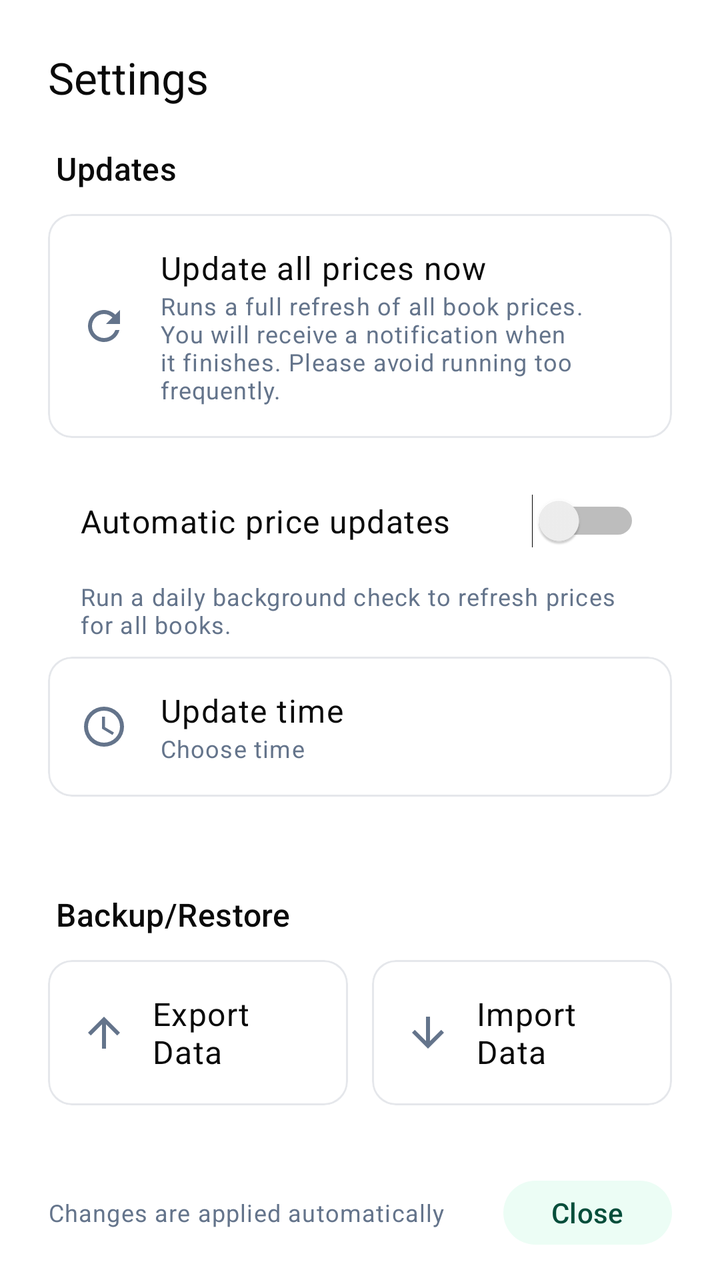
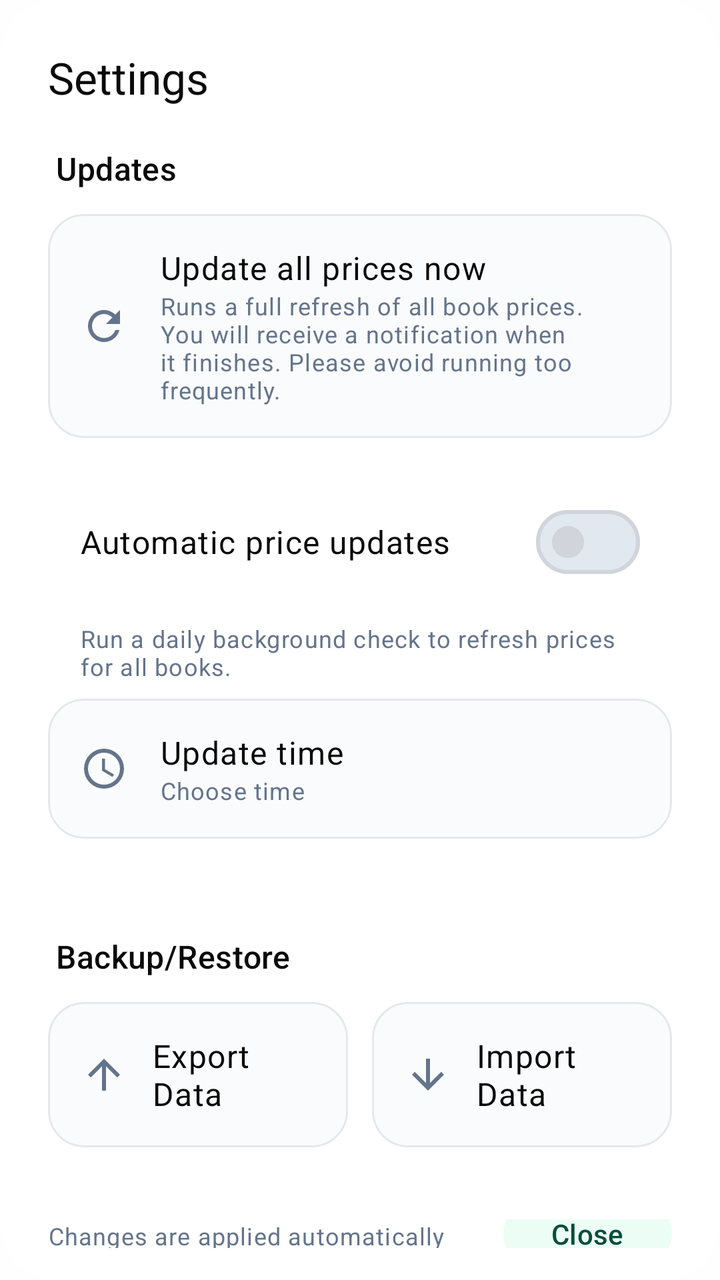

Compare the two renders of this Android layout. The source of the first and the diff that turns it into the second are given below.
<!-- AndroidManifest.xml: application theme Theme.BooksIDontNeed -->
<!-- res/layout/dialog_settings.xml -->
<?xml version="1.0" encoding="utf-8"?>
<LinearLayout xmlns:android="http://schemas.android.com/apk/res/android"
    xmlns:app="http://schemas.android.com/apk/res-auto"
    android:layout_width="match_parent"
    android:layout_height="wrap_content"
    android:orientation="vertical"
    android:paddingStart="24dp"
    android:paddingEnd="24dp"
    android:paddingTop="24dp"
    android:paddingBottom="16dp"
    android:background="?attr/colorSurface">

    
    <TextView
        android:id="@+id/dialogTitle"
        android:layout_width="match_parent"
        android:layout_height="wrap_content"
        android:text="Settings"
        android:textAppearance="@style/TextAppearance.Material3.TitleLarge"
        android:textColor="?attr/colorOnSurface"
        android:layout_marginBottom="20dp" />

    
    <TextView
        android:layout_width="match_parent"
        android:layout_height="wrap_content"
        android:text="Updates"
        android:textAppearance="@style/TextAppearance.Material3.TitleMedium"
        android:textColor="?attr/colorOnSurface"
        android:layout_marginBottom="12dp"
        android:paddingStart="4dp" />

    
    <com.google.android.material.card.MaterialCardView
        android:id="@+id/updateAllNowCard"
        android:layout_width="match_parent"
        android:layout_height="wrap_content"
        android:layout_marginBottom="12dp"
        style="@style/Widget.Material3.CardView.Outlined"
        android:clickable="true"
        android:focusable="true"
        android:foreground="?attr/selectableItemBackground">

        <LinearLayout
            android:layout_width="match_parent"
            android:layout_height="wrap_content"
            android:orientation="horizontal"
            android:padding="16dp"
            android:gravity="center_vertical">

            <ImageView
                android:layout_width="24dp"
                android:layout_height="24dp"
                android:src="@drawable/ic_refresh"
                app:tint="?attr/colorOnSurfaceVariant"
                android:layout_marginEnd="16dp" />

            <LinearLayout
                android:layout_width="0dp"
                android:layout_height="wrap_content"
                android:layout_weight="1"
                android:orientation="vertical">
                <TextView
                    android:layout_width="wrap_content"
                    android:layout_height="wrap_content"
                    android:text="@string/update_all_now"
                    android:textAppearance="@style/TextAppearance.Material3.BodyLarge"
                    android:textColor="?attr/colorOnSurface" />
                <TextView
                    android:layout_width="wrap_content"
                    android:layout_height="wrap_content"
                    android:text="@string/update_all_now_desc"
                    android:textAppearance="@style/TextAppearance.Material3.BodySmall"
                    android:textColor="?attr/colorOnSurfaceVariant" />
            </LinearLayout>
        </LinearLayout>
    </com.google.android.material.card.MaterialCardView>

    
    <LinearLayout
        android:layout_width="match_parent"
        android:layout_height="wrap_content"
        android:orientation="horizontal"
        android:gravity="center_vertical"
        android:padding="16dp">

        <TextView
            android:layout_width="0dp"
            android:layout_height="wrap_content"
            android:layout_weight="1"
            android:text="@string/auto_update_title"
            android:textAppearance="@style/TextAppearance.Material3.BodyLarge"
            android:textColor="?attr/colorOnSurface" />

        <Switch
            android:id="@+id/autoUpdateSwitch"
            android:layout_width="wrap_content"
            android:layout_height="wrap_content" />
    </LinearLayout>

    <TextView
        android:layout_width="match_parent"
        android:layout_height="wrap_content"
        android:text="@string/auto_update_description"
        android:textAppearance="@style/TextAppearance.Material3.BodySmall"
        android:textColor="?attr/colorOnSurfaceVariant"
        android:paddingStart="16dp"
        android:paddingEnd="16dp"
        android:layout_marginBottom="8dp" />

    
    <com.google.android.material.card.MaterialCardView
        android:id="@+id/updateTimeCard"
        android:layout_width="match_parent"
        android:layout_height="wrap_content"
        android:layout_marginBottom="24dp"
        style="@style/Widget.Material3.CardView.Outlined"
        android:clickable="true"
        android:focusable="true"
        android:foreground="?attr/selectableItemBackground">

        <LinearLayout
            android:layout_width="match_parent"
            android:layout_height="wrap_content"
            android:orientation="horizontal"
            android:padding="16dp"
            android:gravity="center_vertical">

            <ImageView
                android:layout_width="24dp"
                android:layout_height="24dp"
                android:src="@drawable/ic_clock"
                app:tint="?attr/colorOnSurfaceVariant"
                android:layout_marginEnd="16dp" />

            <LinearLayout
                android:layout_width="0dp"
                android:layout_height="wrap_content"
                android:layout_weight="1"
                android:orientation="vertical">
                <TextView
                    android:layout_width="wrap_content"
                    android:layout_height="wrap_content"
                    android:text="@string/update_time"
                    android:textAppearance="@style/TextAppearance.Material3.BodyLarge"
                    android:textColor="?attr/colorOnSurface" />
                <TextView
                    android:id="@+id/updateTimeText"
                    android:layout_width="wrap_content"
                    android:layout_height="wrap_content"
                    android:text="@string/choose_time"
                    android:textAppearance="@style/TextAppearance.Material3.BodySmall"
                    android:textColor="?attr/colorOnSurfaceVariant" />
            </LinearLayout>
        </LinearLayout>
    </com.google.android.material.card.MaterialCardView>

    
    <TextView
        android:layout_width="match_parent"
        android:layout_height="wrap_content"
        android:text="Backup/Restore"
        android:textAppearance="@style/TextAppearance.Material3.TitleMedium"
        android:textColor="?attr/colorOnSurface"
        android:layout_marginTop="24dp"
        android:layout_marginBottom="12dp"
        android:paddingStart="4dp" />

    
    <LinearLayout
        android:layout_width="match_parent"
        android:layout_height="wrap_content"
        android:orientation="horizontal"
        android:layout_marginBottom="24dp">

        
        <com.google.android.material.card.MaterialCardView
            android:id="@+id/exportCard"
            android:layout_width="0dp"
            android:layout_height="wrap_content"
            android:layout_weight="1"
            android:layout_marginEnd="6dp"
            style="@style/Widget.Material3.CardView.Outlined"
            android:clickable="true"
            android:focusable="true"
            android:foreground="?attr/selectableItemBackground">

            <LinearLayout
                android:layout_width="match_parent"
                android:layout_height="wrap_content"
                android:orientation="horizontal"
                android:padding="16dp"
                android:gravity="center_vertical">

                <ImageView
                    android:layout_width="24dp"
                    android:layout_height="24dp"
                    android:src="@drawable/ic_upload"
                    app:tint="?attr/colorOnSurfaceVariant"
                    android:layout_marginEnd="12dp" />

                <TextView
                    android:layout_width="wrap_content"
                    android:layout_height="wrap_content"
                    android:text="Export Data"
                    android:textAppearance="@style/TextAppearance.Material3.BodyLarge"
                    android:textColor="?attr/colorOnSurface" />

            </LinearLayout>

        </com.google.android.material.card.MaterialCardView>

        
        <com.google.android.material.card.MaterialCardView
            android:id="@+id/importCard"
            android:layout_width="0dp"
            android:layout_height="wrap_content"
            android:layout_weight="1"
            android:layout_marginStart="6dp"
            style="@style/Widget.Material3.CardView.Outlined"
            android:clickable="true"
            android:focusable="true"
            android:foreground="?attr/selectableItemBackground">

            <LinearLayout
                android:layout_width="match_parent"
                android:layout_height="wrap_content"
                android:orientation="horizontal"
                android:padding="16dp"
                android:gravity="center_vertical">

                <ImageView
                    android:layout_width="24dp"
                    android:layout_height="24dp"
                    android:src="@drawable/ic_download"
                    app:tint="?attr/colorOnSurfaceVariant"
                    android:layout_marginEnd="12dp" />

                <TextView
                    android:layout_width="wrap_content"
                    android:layout_height="wrap_content"
                    android:text="Import Data"
                    android:textAppearance="@style/TextAppearance.Material3.BodyLarge"
                    android:textColor="?attr/colorOnSurface" />

            </LinearLayout>

        </com.google.android.material.card.MaterialCardView>

    </LinearLayout>

    
    <LinearLayout
        android:layout_width="match_parent"
        android:layout_height="wrap_content"
        android:orientation="horizontal"
        android:gravity="center_vertical"
        android:paddingTop="12dp">

        <TextView
            android:layout_width="0dp"
            android:layout_height="wrap_content"
            android:layout_weight="1"
            android:text="@string/settings_auto_applied_hint"
            android:textAppearance="@style/TextAppearance.Material3.BodySmall"
            android:textColor="?attr/colorOnSurfaceVariant" />

        <com.google.android.material.button.MaterialButton
            android:id="@+id/closeButton"
            style="@style/Widget.Material3.Button.TonalButton"
            android:layout_width="wrap_content"
            android:layout_height="40dp"
            android:text="@string/close"
            android:minWidth="64dp" />

    </LinearLayout>

</LinearLayout>
<!-- resources referenced by this layout -->
<resources>
  <style name="Theme.BooksIDontNeed" parent="Theme.Material3.DayNight.NoActionBar">
          
          <item name="colorPrimary">@color/md_theme_light_primary</item>
          <item name="colorOnPrimary">@color/md_theme_light_onPrimary</item>
          <item name="colorPrimaryContainer">@color/md_theme_light_primaryContainer</item>
          <item name="colorOnPrimaryContainer">@color/md_theme_light_onPrimaryContainer</item>
          
          
          <item name="colorSecondary">@color/md_theme_light_secondary</item>
          <item name="colorOnSecondary">@color/md_theme_light_onSecondary</item>
          <item name="colorSecondaryContainer">@color/md_theme_light_secondaryContainer</item>
          <item name="colorOnSecondaryContainer">@color/md_theme_light_onSecondaryContainer</item>
          
          
          <item name="colorTertiary">@color/md_theme_light_tertiary</item>
          <item name="colorOnTertiary">@color/md_theme_light_onTertiary</item>
          <item name="colorTertiaryContainer">@color/md_theme_light_tertiaryContainer</item>
          <item name="colorOnTertiaryContainer">@color/md_theme_light_onTertiaryContainer</item>
          
          
          <item name="colorError">@color/md_theme_light_error</item>
          <item name="colorOnError">@color/md_theme_light_onError</item>
          <item name="colorErrorContainer">@color/md_theme_light_errorContainer</item>
          <item name="colorOnErrorContainer">@color/md_theme_light_onErrorContainer</item>
          
          
          <item name="android:colorBackground">@color/md_theme_light_background</item>
          <item name="colorOnBackground">@color/md_theme_light_onBackground</item>
          
          
          <item name="colorSurface">@color/md_theme_light_surface</item>
          <item name="colorOnSurface">@color/md_theme_light_onSurface</item>
          <item name="colorSurfaceVariant">@color/md_theme_light_surfaceVariant</item>
          <item name="colorOnSurfaceVariant">@color/md_theme_light_onSurfaceVariant</item>
          <item name="colorSurfaceContainer">@color/md_theme_light_surfaceContainer</item>
          <item name="colorSurfaceContainerHigh">@color/md_theme_light_surfaceContainerHigh</item>
          <item name="colorSurfaceContainerHighest">@color/md_theme_light_surfaceContainerHighest</item>
          
          
          <item name="colorOutline">@color/md_theme_light_outline</item>
          <item name="colorOutlineVariant">@color/md_theme_light_outlineVariant</item>
          
          
          <item name="android:statusBarColor">@color/md_theme_light_surface</item>
          <item name="android:windowLightStatusBar">true</item>
          
          
          <item name="android:navigationBarColor">@color/md_theme_light_surface</item>
          <item name="android:windowLightNavigationBar" tools:targetApi="27">true</item>
          
          
          <item name="android:windowTranslucentStatus">false</item>
          <item name="android:windowTranslucentNavigation">false</item>
          <item name="android:fitsSystemWindows">false</item>
          
          
          <item name="priceTextColor">@color/price_color</item>
          <item name="linkTextColor">@color/link_color</item>
          <item name="dateTextColor">@color/date_text_color</item>
          <item name="isbnTextColor">@color/isbn_color</item>
          
          
          <item name="elevationOverlayEnabled">true</item>
          <item name="elevationOverlayAccentColor">?attr/colorPrimary</item>
      </style>
  <!-- unchanged entries left out for length: 43 -->
</resources>

<!-- the commit's change to res/layout/dialog_settings.xml (unified diff, before → after) -->
@@ -8,7 +8,8 @@
     android:paddingEnd="24dp"
     android:paddingTop="24dp"
     android:paddingBottom="16dp"
-    android:background="?attr/colorSurface">
+    android:background="@drawable/dialog_surface_background"
+    android:clipToOutline="true">
 
     
     <TextView
@@ -37,6 +38,11 @@
         android:layout_height="wrap_content"
         android:layout_marginBottom="12dp"
         style="@style/Widget.Material3.CardView.Outlined"
+        app:cardBackgroundColor="?attr/colorSurfaceContainer"
+        app:cardCornerRadius="18dp"
+        app:cardElevation="0dp"
+        app:strokeColor="?attr/colorOutlineVariant"
+        app:strokeWidth="1dp"
         android:clickable="true"
         android:focusable="true"
         android:foreground="?attr/selectableItemBackground">
@@ -92,10 +98,11 @@
             android:textAppearance="@style/TextAppearance.Material3.BodyLarge"
             android:textColor="?attr/colorOnSurface" />
 
-        <Switch
+        <com.google.android.material.materialswitch.MaterialSwitch
             android:id="@+id/autoUpdateSwitch"
             android:layout_width="wrap_content"
-            android:layout_height="wrap_content" />
+            android:layout_height="wrap_content"
+            app:useMaterialThemeColors="true" />
     </LinearLayout>
 
     <TextView
@@ -115,6 +122,11 @@
         android:layout_height="wrap_content"
         android:layout_marginBottom="24dp"
         style="@style/Widget.Material3.CardView.Outlined"
+        app:cardBackgroundColor="?attr/colorSurfaceContainer"
+        app:cardCornerRadius="18dp"
+        app:cardElevation="0dp"
+        app:strokeColor="?attr/colorOutlineVariant"
+        app:strokeWidth="1dp"
         android:clickable="true"
         android:focusable="true"
         android:foreground="?attr/selectableItemBackground">
@@ -181,6 +193,11 @@
             android:layout_weight="1"
             android:layout_marginEnd="6dp"
             style="@style/Widget.Material3.CardView.Outlined"
+            app:cardBackgroundColor="?attr/colorSurfaceContainer"
+            app:cardCornerRadius="18dp"
+            app:cardElevation="0dp"
+            app:strokeColor="?attr/colorOutlineVariant"
+            app:strokeWidth="1dp"
             android:clickable="true"
             android:focusable="true"
             android:foreground="?attr/selectableItemBackground">
@@ -218,6 +235,11 @@
             android:layout_weight="1"
             android:layout_marginStart="6dp"
             style="@style/Widget.Material3.CardView.Outlined"
+            app:cardBackgroundColor="?attr/colorSurfaceContainer"
+            app:cardCornerRadius="18dp"
+            app:cardElevation="0dp"
+            app:strokeColor="?attr/colorOutlineVariant"
+            app:strokeWidth="1dp"
             android:clickable="true"
             android:focusable="true"
             android:foreground="?attr/selectableItemBackground">
<!-- resource entries referenced after the edit -->
@@ -1,5 +1,11 @@
 <!-- resources referenced by this layout -->
 <resources>
+  <!-- drawable dialog_surface_background (drawable) -->
+  <?xml version="1.0" encoding="utf-8"?>
+  <shape xmlns:android="http://schemas.android.com/apk/res/android">
+      <solid android:color="?attr/colorSurface" />
+      <corners android:radius="28dp" />
+  </shape>
   <style name="Theme.BooksIDontNeed" parent="Theme.Material3.DayNight.NoActionBar">
           
           <item name="colorPrimary">@color/md_theme_light_primary</item>
@@ -64,6 +70,15 @@
           
           <item name="elevationOverlayEnabled">true</item>
           <item name="elevationOverlayAccentColor">?attr/colorPrimary</item>
+          <item name="materialAlertDialogTheme">@style/ThemeOverlay.BooksIDontNeed.Dialog</item>
+      </style>
+  <style name="ThemeOverlay.BooksIDontNeed.Dialog" parent="ThemeOverlay.Material3.MaterialAlertDialog">
+          <item name="backgroundTint">?attr/colorSurface</item>
+          <item name="shapeAppearanceOverlay">@style/ShapeAppearance.BooksIDontNeed.Dialog</item>
+      </style>
+  <style name="ShapeAppearance.BooksIDontNeed.Dialog" parent="">
+          <item name="cornerFamily">rounded</item>
+          <item name="cornerSize">28dp</item>
       </style>
   <!-- unchanged entries left out for length: 43 -->
 </resources>
